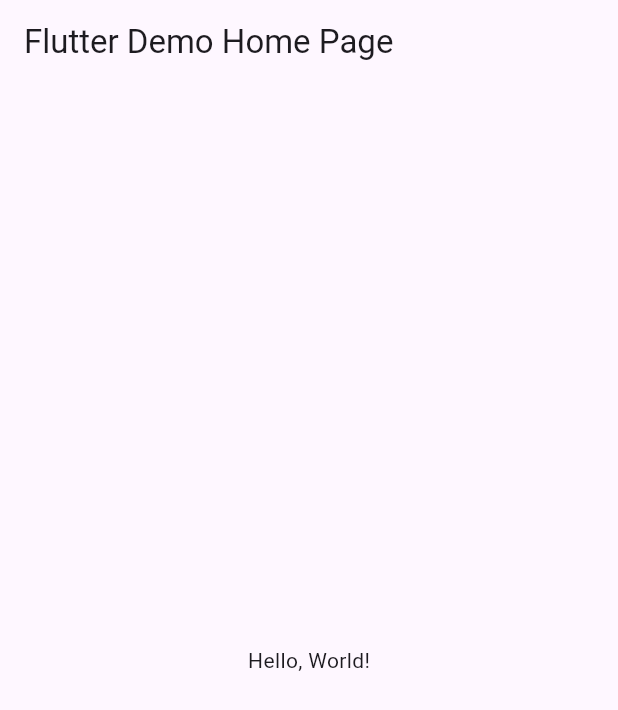
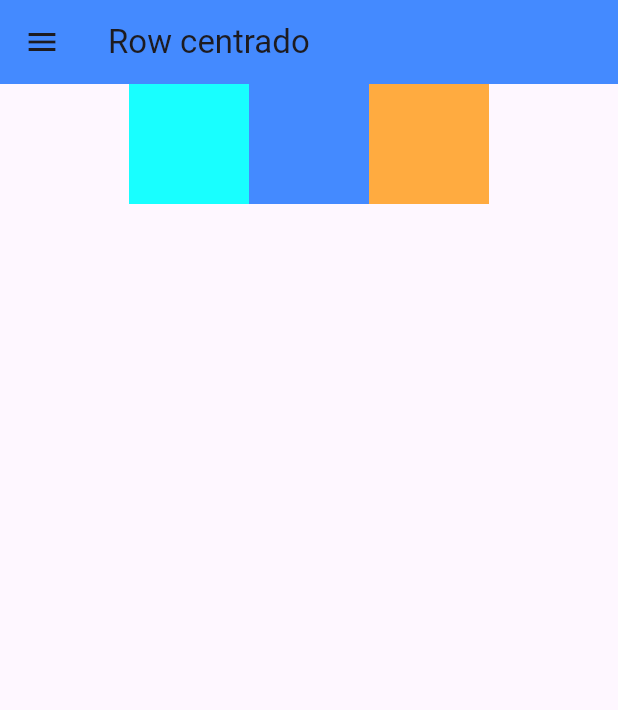
Before and after one commit to EdgarM128/UII_Act4_DrawerV2, a Flutter app: the screen it shows after launch, on a phone screen of 412 x 824 dp. Shown: the top 710 px of the screen. Run offline on Flutter 3.47's test engine with Material 3 defaults, Android fonts, the phone set to English and light mode, and no system bars.

```diff
--- /dev/null
+++ b/lib/inicio.dart
@@ -0,0 +1,42 @@
+import 'package:merazdrawerv2/drawer_menu.dart';
+import 'package:flutter/material.dart';
+
+class Inicio extends StatelessWidget {
+  static const String routeName = '/inicio';
+
+  @override
+  Widget build(BuildContext context) {
+    return Scaffold(
+      appBar: AppBar(
+        title: Text("Row centrado"),
+        backgroundColor: Colors.blueAccent,
+      ),
+      drawer: DrawerMenu(),
+      body: Row(
+        mainAxisAlignment: MainAxisAlignment.center,
+        mainAxisSize: MainAxisSize.max,
+        crossAxisAlignment: CrossAxisAlignment.center,
+        children: <Widget>[
+          Container(
+            padding: const EdgeInsets.all(0.0),
+            color: Colors.cyanAccent,
+            width: 80.0,
+            height: 80.0,
+          ),
+          Container(
+            padding: const EdgeInsets.all(0.0),
+            color: Colors.blueAccent,
+            width: 80.0,
+            height: 80.0,
+          ),
+          Container(
+            padding: const EdgeInsets.all(0.0),
+            color: Colors.orangeAccent,
+            width: 80.0,
+            height: 80.0,
+          ),
+        ],
+      ), // This trailing comma makes auto-formatting nicer for build methods.
+    );
+  }
+}
--- a/lib/main.dart
+++ b/lib/main.dart
@@ -1,43 +1,47 @@
+import 'package:merazdrawerv2/profile1.dart';
+import 'package:merazdrawerv2/profile2.dart';
+import 'package:merazdrawerv2/profile3.dart';
+import 'package:merazdrawerv2/profile4.dart';
+import 'package:merazdrawerv2/profile5.dart';
+import 'package:merazdrawerv2/profile6.dart';
+
 import 'package:flutter/material.dart';
 
-void main() => runApp(MyApp());
+import 'inicio.dart';
+
+void main() {
+  runApp(MyApp());
+}
 
 class MyApp extends StatelessWidget {
-  const MyApp({super.key});
+  static const String inicio = Inicio.routeName;
+  static const String profile1 = Profile1.routeName;
+  static const String profile2 = Profile2.routeName;
+  static const String profile3 = Profile3.routeName;
+  static const String profile4 = Profile4.routeName;
+  static const String profile5 = Profile5.routeName;
+  static const String profile6 = Profile6.routeName;
+
   // This widget is the root of your application.
   @override
   Widget build(BuildContext context) {
     return MaterialApp(
-      // Application name
-      title: 'Flutter Hello World',
-      // Application theme data, you can set the colors for the application as
-      // you want
+      debugShowCheckedModeBanner: false,
+      title: 'Ejemplo Drawer Menu',
       theme: ThemeData(
-        // useMaterial3: false,
         primarySwatch: Colors.blue,
+        visualDensity: VisualDensity.adaptivePlatformDensity,
       ),
-      // A widget which will be started on application startup
-      home: MyHomePage(title: 'Flutter Demo Home Page'),
+      routes: {
+        inicio: (context) => Inicio(),
+        profile1: (context) => Profile1(),
+        profile2: (context) => Profile2(),
+        profile3: (context) => Profile3(),
+        profile4: (context) => Profile4(),
+        profile5: (context) => Profile5(),
+        profile6: (context) => Profile6(),
+      },
+      home: Inicio(),
     );
   }
 }
-
-class MyHomePage extends StatelessWidget {
-  final String title;
-  const MyHomePage({super.key, required this.title});
-
-  @override
-  Widget build(BuildContext context) {
-    return Scaffold(
-      appBar: AppBar(
-        // The title text which will be shown on the action bar
-        title: Text(title),
-      ),
-      body: Center(
-        child: Text(
-          'Hello, World!',
-        ),
-      ),
-    );
-  }
-}
--- a/pubspec.yaml
+++ b/pubspec.yaml
@@ -17,8 +17,8 @@ dev_dependencies:
 
 flutter:
   uses-material-design: true
-  # assets:
-  #  - images/a_dot_burr.jpeg
+  assets:
+     - assets/images/drawer_header.jpg
   #  - images/a_dot_ham.jpeg
   # fonts:
   #   - family: Schyler
```
Also changed, not shown: lib/drawer_menu.dart (added, +95 -0 lines), lib/profile1.dart (added, +42 -0 lines), lib/profile2.dart (added, +42 -0 lines), lib/profile3.dart (added, +42 -0 lines), lib/profile4.dart (added, +42 -0 lines), lib/profile5.dart (added, +42 -0 lines), lib/profile6.dart (added, +42 -0 lines), assets/images/drawer_header.jpg (added).
